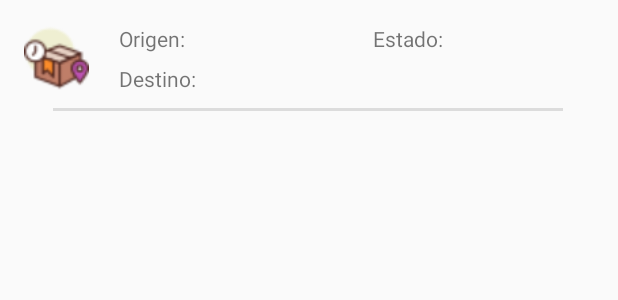
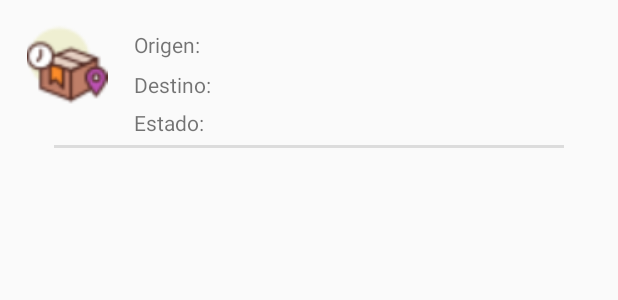
Before and after one commit to SeeDCharlie/aquitoyApp, an Android app: the layout row_uno.xml on its own in the app's theme, with its tools: preview values and no code run, on a phone screen of 412 x 824 dp. Shown: the top 300 px of the screen. Run offline under Robolectric (Android 15) with nearby library versions, the phone set to English and light mode, and no system bars; network calls fail.

Commit message:
27/oct/2020

```diff
--- a/app/src/main/AndroidManifest.xml
+++ b/app/src/main/AndroidManifest.xml
@@ -12,7 +12,8 @@
         android:roundIcon="@mipmap/ic_launcher_round"
         android:supportsRtl="true"
         android:theme="@style/AppTheme">
-        <activity android:name=".vistas.DomiciliosActivosActivity"></activity>
+        <activity android:name=".vistas.TomarDomicilioActivity"></activity>
+        <activity android:name=".vistas.DomiciliosActivosActivity" />
         <activity android:name=".vistas.DomiciliosDisponiblesActivity" />
         <activity android:name=".vistas.menuPrincipal" />
         <activity
--- /dev/null
+++ b/app/src/main/java/com/example/aquitoyapp/modelos/DomDisponible.kt
@@ -0,0 +1,4 @@
+package com.example.aquitoyapp.modelos
+
+
+class DomDisponible(val origen: String, var destino: String, var estado: String)
--- a/app/src/main/java/com/example/aquitoyapp/modelos/ModelRowUno.kt
+++ /dev/null
@@ -1,3 +0,0 @@
-package com.example.aquitoyapp.modelos
-
-class ModelRowUno(val origen: String, val destino: String, val estado: String)
--- a/app/src/main/res/layout/row_uno.xml
+++ b/app/src/main/res/layout/row_uno.xml
@@ -5,9 +5,9 @@
     android:layout_height="match_parent">
 
     <ImageView
-        android:id="@+id/imageView4"
-        android:layout_width="43dp"
-        android:layout_height="45dp"
+        android:id="@+id/imageViewCuatro"
+        android:layout_width="57dp"
+        android:layout_height="54dp"
         android:layout_marginStart="16dp"
         android:layout_marginTop="16dp"
         app:layout_constraintStart_toStartOf="parent"
@@ -18,43 +18,42 @@
         android:id="@+id/textViewUno"
         android:layout_width="125dp"
         android:layout_height="21dp"
-        android:layout_marginStart="20dp"
-        android:layout_marginTop="16dp"
+        android:layout_marginStart="16dp"
+        android:layout_marginTop="20dp"
         android:text="Origen:"
-        app:layout_constraintStart_toEndOf="@+id/imageView4"
+        app:layout_constraintStart_toEndOf="@+id/imageViewCuatro"
         app:layout_constraintTop_toTopOf="parent" />
 
     <TextView
-        android:id="@+id/textView2"
+        android:id="@+id/tvRowDos"
         android:layout_width="124dp"
         android:layout_height="21dp"
-        android:layout_marginStart="20dp"
+        android:layout_marginStart="16dp"
         android:layout_marginTop="5dp"
         android:text="Destino:"
-        app:layout_constraintStart_toEndOf="@+id/imageView4"
+        app:layout_constraintStart_toEndOf="@+id/imageViewCuatro"
         app:layout_constraintTop_toBottomOf="@+id/textViewUno" />
 
     <TextView
         android:id="@+id/textViewTres"
-        android:layout_width="144dp"
-        android:layout_height="22dp"
-        android:layout_marginStart="44dp"
-        android:layout_marginTop="16dp"
+        android:layout_width="125dp"
+        android:layout_height="19dp"
+        android:layout_marginStart="16dp"
+
+        android:layout_marginTop="4dp"
+
         android:text="Estado:"
-        app:layout_constraintEnd_toEndOf="parent"
-        app:layout_constraintHorizontal_bias="0.0"
-        app:layout_constraintStart_toEndOf="@+id/textViewUno"
-        app:layout_constraintTop_toTopOf="parent" />
+        app:layout_constraintStart_toEndOf="@+id/imageViewCuatro"
+        app:layout_constraintTop_toBottomOf="@+id/tvRowDos" />
 
     <View
         android:id="@+id/divider4"
         android:layout_width="340dp"
         android:layout_height="2dp"
-        android:layout_marginTop="8dp"
-        android:layout_marginEnd="16dp"
+        android:layout_marginTop="5dp"
         android:background="?android:attr/listDivider"
         app:layout_constraintEnd_toEndOf="parent"
-        app:layout_constraintHorizontal_bias="0.636"
+        app:layout_constraintHorizontal_bias="0.5"
         app:layout_constraintStart_toStartOf="parent"
-        app:layout_constraintTop_toBottomOf="@+id/textView2" />
+        app:layout_constraintTop_toBottomOf="@+id/textViewTres" />
 </androidx.constraintlayout.widget.ConstraintLayout>
```
Also changed, not shown: app/src/main/java/com/example/aquitoyapp/controles/ControlApi.kt (+15 -1 lines), app/src/main/java/com/example/aquitoyapp/modelos/rowAdapterDomDisp.kt (added, +31 -0 lines), app/src/main/java/com/example/aquitoyapp/vistas/DomiciliosDisponiblesActivity.kt (+34 -0 lines), app/src/main/java/com/example/aquitoyapp/vistas/TomarDomicilioActivity.kt (added, +12 -0 lines), app/src/main/res/layout/activity_domicilios_disponibles.xml (+7 -8 lines), app/src/main/res/layout/activity_tomar_domicilio.xml (added, +120 -0 lines).
